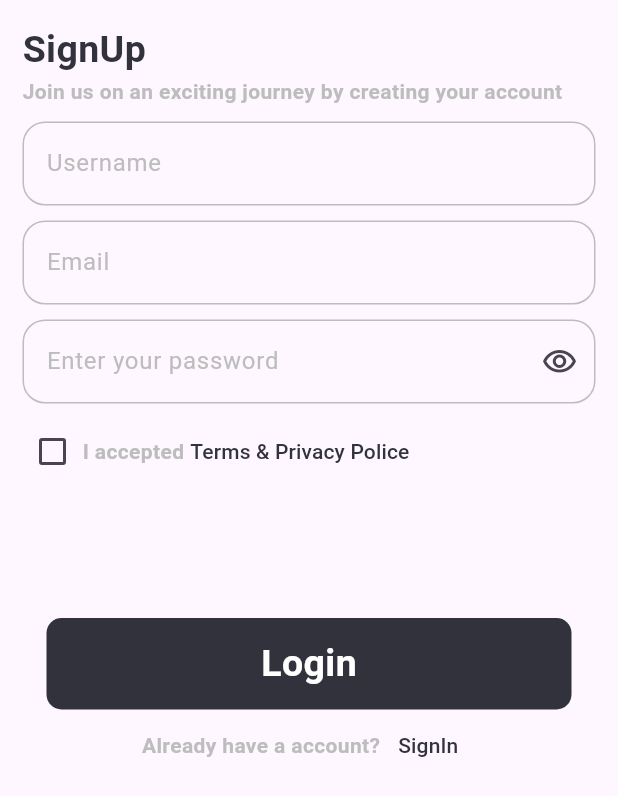
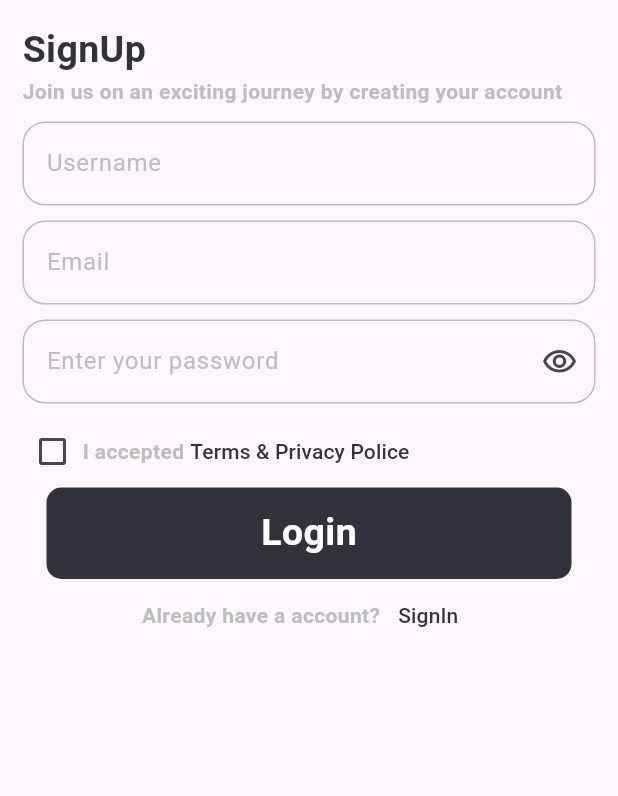
Before and after one commit to nasiikhunamin/ShoesKeun, a Flutter app: the screen it shows after launch, after a tap on "Get Started", after a tap on "SignUp", on a phone screen of 412 x 824 dp. Shown: the top 796 px of the screen. Run offline on Flutter 3.47's test engine with Material 2 defaults, Android fonts, the phone set to English and light mode, and no system bars; our stand-ins replace flutter_rating_bar, flutter_svg.

Commit message:
fixed potrait

```diff
--- a/lib/main.dart
+++ b/lib/main.dart
@@ -1,8 +1,12 @@
 import 'package:flutter/material.dart';
+import 'package:flutter/services.dart';
 import 'package:shoes_app/page/introduction_shcreen.dart';
 
 void main() {
   runApp(const MyApp());
+  SystemChrome.setPreferredOrientations([
+    DeviceOrientation.portraitUp,
+  ]);
 }
 
 class MyApp extends StatelessWidget {
--- a/lib/page/detail_product.dart
+++ b/lib/page/detail_product.dart
@@ -12,11 +12,7 @@ class DetailProduct extends StatelessWidget {
   Widget build(BuildContext context) {
     return Scaffold(
       backgroundColor: const Color(0xff000000),
-      body: GridView(
-        gridDelegate:
-            const SliverGridDelegateWithFixedCrossAxisCount(crossAxisCount: 1),
-        children: [
-          Column(
+      body: Column(
         children: [
           Stack(
             children: [
@@ -65,8 +61,6 @@ class DetailProduct extends StatelessWidget {
                   ],
                 ),
               )
-                ],
-              ),
             ],
           ),
           Container(
--- a/lib/page/login_page.dart
+++ b/lib/page/login_page.dart
@@ -26,12 +26,7 @@ class _LoginPageState extends State<LoginPage> {
   Widget build(BuildContext context) {
     return Scaffold(
       body: SafeArea(
-        child: GridView(
-          gridDelegate: const SliverGridDelegateWithFixedCrossAxisCount(
-              crossAxisCount: 1),
-          physics: const AlwaysScrollableScrollPhysics(),
-          children: [
-            SizedBox(
+        child: SizedBox(
           child: Padding(
             padding: const EdgeInsets.only(top: 30, left: 15, right: 15),
             child: Column(
@@ -155,10 +150,6 @@ class _LoginPageState extends State<LoginPage> {
                     ),
                   ],
                 ),
-                  ],
-                ),
-              ),
-            ),
                 Column(
                   children: [
                     CustomButton(
@@ -217,6 +208,8 @@ class _LoginPageState extends State<LoginPage> {
               ],
             ),
           ),
+        ),
+      ),
     );
   }
 }
--- a/lib/page/signup_page.dart
+++ b/lib/page/signup_page.dart
@@ -27,11 +27,7 @@ class _SignUpPageState extends State<SignUpPage> {
     return Scaffold(
       resizeToAvoidBottomInset: false,
       body: SafeArea(
-        child: GridView(
-          gridDelegate: const SliverGridDelegateWithFixedCrossAxisCount(
-              crossAxisCount: 1),
-          children: [
-            Padding(
+        child: Padding(
           padding: const EdgeInsets.all(15),
           child: SizedBox(
             height: double.infinity,
@@ -169,8 +165,9 @@ class _SignUpPageState extends State<SignUpPage> {
                           ),
                           TextButton(
                             style: ButtonStyle(
-                                  padding: MaterialStateProperty.all<
-                                      EdgeInsetsGeometry>(EdgeInsets.zero),
+                              padding:
+                                  MaterialStateProperty.all<EdgeInsetsGeometry>(
+                                      EdgeInsets.zero),
                             ),
                             onPressed: () {},
                             child: const Text(
@@ -182,10 +179,6 @@ class _SignUpPageState extends State<SignUpPage> {
                       ),
                     ),
                   ],
-                    ),
-                  ],
-                ),
-              ),
                 ),
                 Column(
                   children: [
@@ -240,6 +233,8 @@ class _SignUpPageState extends State<SignUpPage> {
               ],
             ),
           ),
+        ),
+      ),
     );
   }
 }
```
Lines whose indentation alone changed are shown as unchanged.
